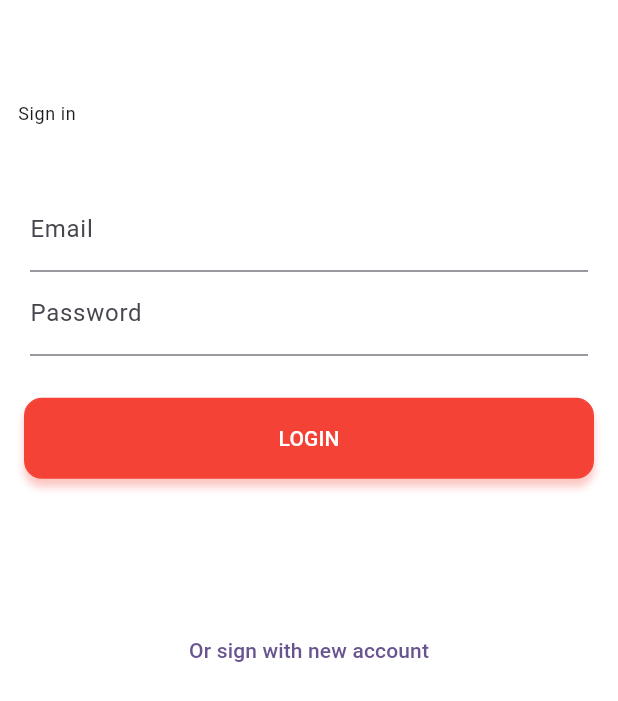
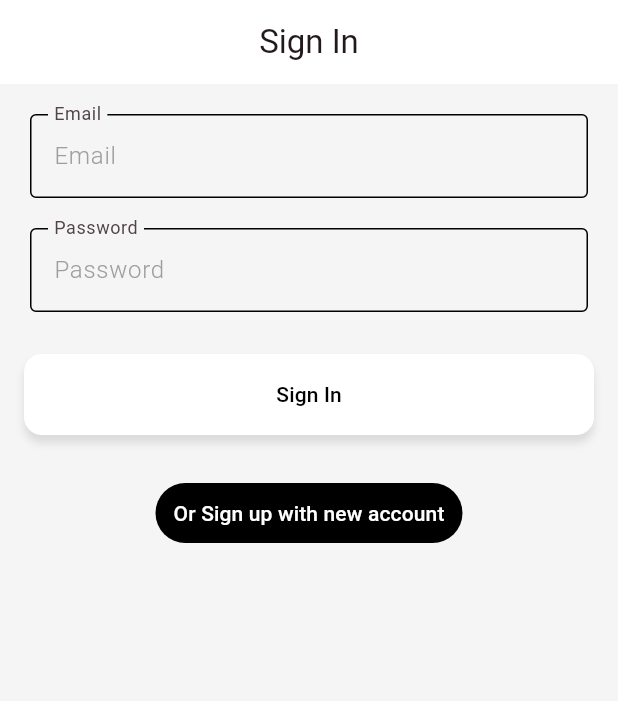
Before and after one commit to imwa5i7/bloc_project, a Flutter app: the screen it shows after launch, on a phone screen of 412 x 824 dp. Shown: the top 701 px of the screen. Run offline on Flutter 3.47's test engine with Material 2 defaults, Android fonts, the phone set to English and light mode, and no system bars; our stand-ins replace equatable, flutter_bloc, get_it.

```diff
--- /dev/null
+++ b/lib/blocs/posts/post.dart
@@ -0,0 +1,3 @@
+export 'post_bloc.dart';
+export 'post_event.dart';
+export 'post_state.dart';
--- /dev/null
+++ b/lib/blocs/posts/post_bloc.dart
@@ -0,0 +1,34 @@
+import 'dart:developer';
+
+import 'package:flutter_bloc/flutter_bloc.dart';
+import 'package:job_task/blocs/posts/post.dart';
+import 'package:job_task/data/remote/api_response.dart';
+import 'package:job_task/data/repository/posts_repository.dart';
+
+import '../../data/models/posts_response.dart';
+
+class PostBloc extends Bloc<PostEvent, PostState> {
+  final PostsRepository _postsRepository;
+  int pageNo = 1;
+  bool isFetching = false;
+  PostBloc(this._postsRepository) : super(PostInitialState()) {
+    on(_loadPosts);
+  }
+
+  _loadPosts(LoadPosts event, Emitter<PostState> emit) async {
+    if (event.loadingMore) {
+      emit(PostProcessingMoreState());
+    } else {
+      emit(PostProcessingState());
+    }
+
+    ApiResponse response = await _postsRepository.loadPosts(pageNo: pageNo);
+    if (response.status == Status.completed) {
+      emit(PostFinishedState(postList: response.data as List<Post>));
+      pageNo++;
+      log(pageNo.toString(), name: 'PageNo');
+    } else {
+      emit(PostErrorState('No More Posts!'));
+    }
+  }
+}
--- /dev/null
+++ b/lib/blocs/posts/post_event.dart
@@ -0,0 +1,13 @@
+import 'package:equatable/equatable.dart';
+
+abstract class PostEvent extends Equatable {
+  @override
+  List<Object> get props => [];
+}
+
+class LoadPosts extends PostEvent {
+  final bool loadingMore;
+  LoadPosts(this.loadingMore);
+  @override
+  List<Object> get props => [];
+}
--- /dev/null
+++ b/lib/blocs/posts/post_state.dart
@@ -0,0 +1,28 @@
+import 'package:equatable/equatable.dart';
+
+import '../../data/models/posts_response.dart';
+
+abstract class PostState extends Equatable {
+  @override
+  List<Object> get props => [];
+}
+
+class PostInitialState extends PostState {}
+
+class PostProcessingState extends PostState {}
+
+class PostProcessingMoreState extends PostState {}
+
+class PostErrorState extends PostState {
+  final String error;
+
+  PostErrorState(this.error);
+
+  @override
+  List<Object> get props => [error];
+}
+
+class PostFinishedState extends PostState {
+  final List<Post> postList;
+  PostFinishedState({required this.postList});
+}
--- a/lib/config/routes.dart
+++ b/lib/config/routes.dart
@@ -19,7 +19,7 @@ class RouteGenerator {
       case Routes.register:
         return MaterialPageRoute(builder: (_) => RegisterScreen());
       case Routes.posts:
-        return MaterialPageRoute(builder: (_) => const PostsScreen());
+        return MaterialPageRoute(builder: (_) => PostsScreen());
 
       default:
         return unDefinedRoute();
--- /dev/null
+++ b/lib/data/models/posts_response.dart
@@ -0,0 +1,25 @@
+import 'dart:convert';
+
+List<Post> postFromJson(String str) =>
+    List<Post>.from(json.decode(str).map((x) => Post.fromJson(x)));
+
+class Post {
+  int? userId;
+  int? id;
+  String? title;
+  String? body;
+
+  Post({
+    this.userId,
+    this.id,
+    this.title,
+    this.body,
+  });
+
+  factory Post.fromJson(Map<String, dynamic> json) => Post(
+        userId: json["userId"],
+        id: json["id"],
+        title: json["title"],
+        body: json["body"],
+      );
+}
--- a/lib/data/remote/api_service.dart
+++ b/lib/data/remote/api_service.dart
@@ -5,7 +5,7 @@ import 'package:http/http.dart' as http;
 import '../../config/constants.dart';
 
 class ApiService {
-  static const baseurl = '${Constants.baseUrl}api/';
+  static const baseurl = Constants.baseUrl;
 
   final Map<String, String> _headers = {
     'Content-Type': 'application/json',
--- a/lib/main.dart
+++ b/lib/main.dart
@@ -2,10 +2,13 @@ import 'package:flutter/material.dart';
 import 'package:flutter_bloc/flutter_bloc.dart';
 import 'package:get_it/get_it.dart';
 import 'package:job_task/blocs/login/login.dart';
+import 'package:job_task/blocs/posts/post.dart';
 import 'package:job_task/blocs/register/register.dart';
 import 'package:job_task/data/remote/api_service.dart';
 import 'package:job_task/data/repository/authentication_repository.dart';
+import 'package:job_task/data/repository/posts_repository.dart';
 import 'package:job_task/ui/screens/login/login_screen.dart';
+import 'package:job_task/ui/screens/posts/posts_screen.dart';
 import 'config/routes.dart';
 
 final instance = GetIt.instance;
@@ -15,6 +18,8 @@ void main() {
   instance.registerLazySingleton<ApiService>(() => ApiService());
   instance.registerLazySingleton<AuthenticationRepository>(
       () => AuthenticationRepository(instance()));
+  instance.registerLazySingleton<PostsRepository>(
+      () => PostsRepository(instance()));
 
   runApp(const MyApp());
 }
@@ -35,11 +40,15 @@ class MyApp extends StatelessWidget {
           create: (BuildContext context) =>
               RegisterBloc(instance<AuthenticationRepository>()),
         ),
+        BlocProvider<PostBloc>(
+          create: (BuildContext context) =>
+              PostBloc(instance<PostsRepository>()),
+        ),
       ],
       child: MaterialApp(
         title: 'Job Task',
         theme: ThemeData(
-          colorScheme: ColorScheme.fromSeed(seedColor: Colors.deepPurple),
+          colorScheme: ColorScheme.fromSeed(seedColor: Colors.black),
           useMaterial3: true,
         ),
         onGenerateRoute: RouteGenerator.getRoute,
--- a/lib/ui/screens/login/login_screen.dart
+++ b/lib/ui/screens/login/login_screen.dart
@@ -21,21 +21,20 @@ class _LoginScreenState extends State<LoginScreen> {
   final TextEditingController passwordController = TextEditingController();
   final GlobalKey<FormState> _formKey = GlobalKey<FormState>();
 
-  late double sizeBetween;
-
   @override
   Widget build(BuildContext context) {
     var height = MediaQuery.of(context).size.height;
     var width = MediaQuery.of(context).size.width;
-    sizeBetween = height / 20;
     return Scaffold(
       appBar: AppBar(
         backgroundColor: Colors.white,
         elevation: 0,
+        title: Text('Sign In'),
+        centerTitle: true,
         automaticallyImplyLeading: false,
         iconTheme: const IconThemeData(color: Colors.black),
       ),
-      backgroundColor: Colors.white,
+      backgroundColor: Color(0xfff5f5f5),
       body: BlocConsumer<LoginBloc, LoginState>(
         listener: (context, state) {
           // on success delete navigator stack and push to home
@@ -71,16 +70,14 @@ class _LoginScreenState extends State<LoginScreen> {
                 child: Column(
                   crossAxisAlignment: CrossAxisAlignment.start,
                   children: <Widget>[
-                    OpenFlutterBlockHeader(title: 'Sign in', width: width),
-                    SizedBox(
-                      height: sizeBetween,
-                    ),
+                    const SizedBox(height: 20),
                     CustomTextFormField(
                       controller: emailController,
                       hint: 'Email',
                       validator: (val) => Validator.validateEmail(val!),
                       keyboard: TextInputType.emailAddress,
                     ),
+                    const SizedBox(height: 20),
                     CustomTextFormField(
                       controller: passwordController,
                       hint: 'Password',
@@ -92,16 +89,17 @@ class _LoginScreenState extends State<LoginScreen> {
                     state is LoginProcessingState
                         ? const Center(child: CircularProgressIndicator())
                         : CustomButton(
-                            title: 'LOGIN', onPressed: _validateAndSend),
-                    SizedBox(
-                      height: sizeBetween * 2,
-                    ),
+                            title: 'Sign In', onPressed: _validateAndSend),
+                    const SizedBox(height: 20),
                     Align(
                       alignment: Alignment.topCenter,
                       child: TextButton(
+                        style: TextButton.styleFrom(
+                            backgroundColor: Colors.black,
+                            foregroundColor: Colors.white),
                         onPressed: () =>
                             Navigator.pushNamed(context, Routes.register),
-                        child: Text('Or sign with new account'),
+                        child: Text('Or Sign up with new account'),
                       ),
                     ),
                   ],
--- a/lib/ui/wigdets/custom_button.dart
+++ b/lib/ui/wigdets/custom_button.dart
@@ -21,9 +21,9 @@ class CustomButton extends StatelessWidget {
     required this.title,
     required this.onPressed,
     this.icon,
-    this.backgroundColor = Colors.red,
-    this.textColor = Colors.white,
-    this.borderColor = Colors.red,
+    this.backgroundColor = Colors.white,
+    this.textColor = Colors.black,
+    this.borderColor = Colors.white,
     this.iconSize = 18.0,
   });
 
@@ -48,7 +48,7 @@ class CustomButton extends StatelessWidget {
               borderRadius: BorderRadius.circular(12),
               boxShadow: [
                 BoxShadow(
-                    color: backgroundColor.withOpacity(0.3),
+                    color: Colors.grey.withOpacity(0.3),
                     blurRadius: 4.0,
                     offset: Offset(0.0, 5.0)),
               ]),
--- a/lib/ui/wigdets/input_field.dart
+++ b/lib/ui/wigdets/input_field.dart
@@ -49,11 +49,14 @@ class CustomTextFormFieldState extends State<CustomTextFormField> {
         decoration: InputDecoration(
             labelText: widget.hint,
             hintText: widget.hint,
+            floatingLabelBehavior: FloatingLabelBehavior.always,
+            enabledBorder: OutlineInputBorder(),
+            focusedBorder: OutlineInputBorder(),
+            errorBorder: OutlineInputBorder(),
+            focusedErrorBorder: OutlineInputBorder(),
             errorMaxLines: 3,
             hintStyle: TextStyle(
-                color: Colors.grey.shade300,
-                fontSize: 16,
-                fontWeight: FontWeight.w300)),
+                color: Colors.grey, fontSize: 16, fontWeight: FontWeight.w300)),
       ),
     );
   }
```
Also changed, not shown: lib/data/repository/posts_repository.dart (+28 -26 lines), lib/ui/screens/posts/posts_screen.dart (+94 -2 lines), lib/ui/screens/register/register_screen.dart (+17 -11 lines), lib/data/models/posts.dart (deleted).
